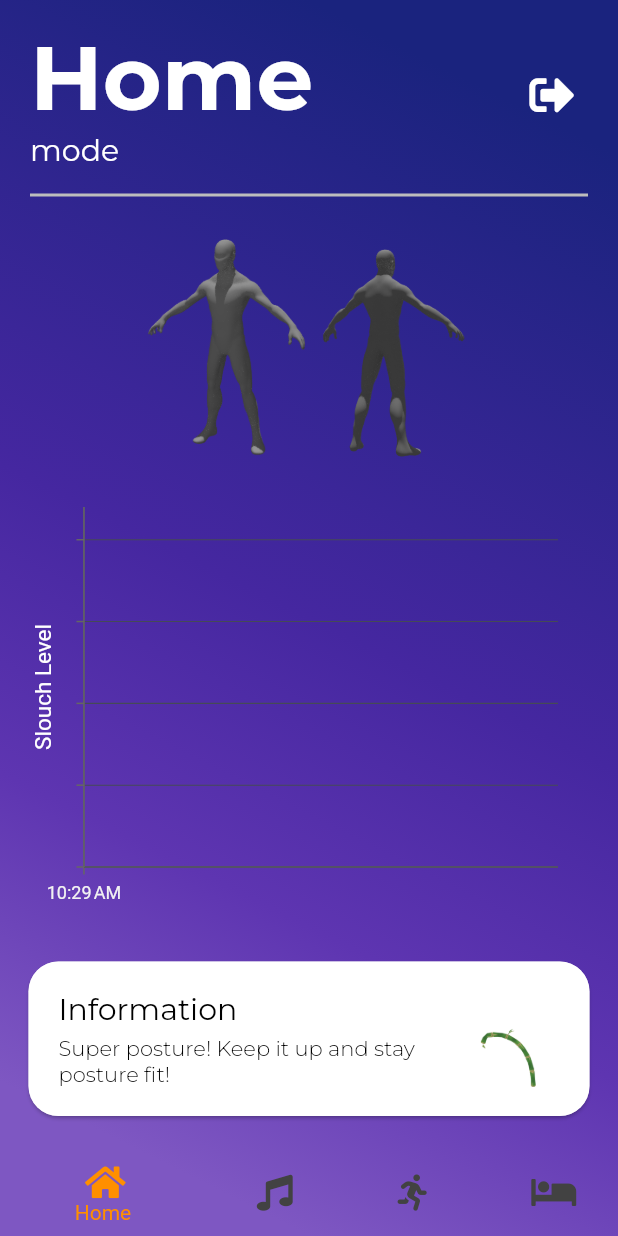
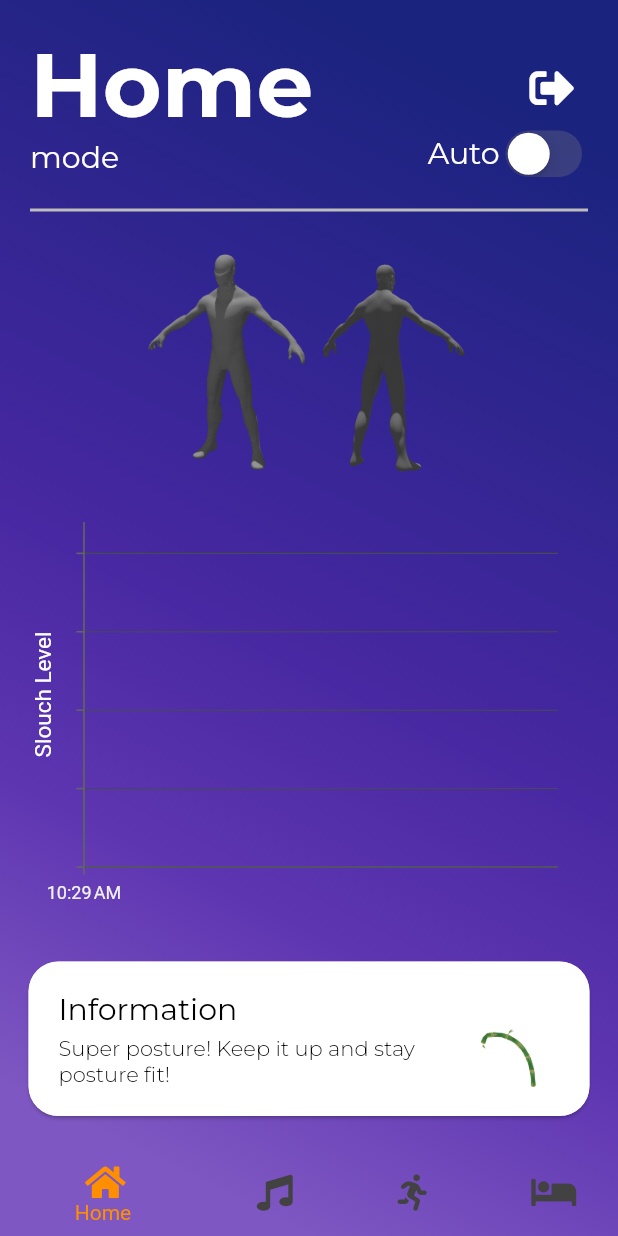
Before and after one commit to zenasgram/Bamboo, a Flutter app: the HomeScreen screen opened directly, on a phone screen of 412 x 824 dp. Run offline on Flutter 3.47's test engine with Material 2 defaults, Android fonts, the phone set to English and light mode, and no system bars; drawn by our look-alikes of overlay_support; our stand-ins replace animated_text_kit, cloud_firestore, firebase_auth, firebase_core, firebase_database, font_awesome_flutter and 3 more; missing offline and left inert: mqtt_client, syncfusion_flutter_core; accounts and stored records are empty.

Commit message:
auto mode added

```diff
--- a/lib/constants.dart
+++ b/lib/constants.dart
@@ -185,9 +185,9 @@ Map<String, int> thresholdMap = {
 };
 
 Map<String, int> sensitivityMap = {
-  'Home': 15,
-  'Music': 3,
-  'Sports': 9,
+  'Home': 20,
+  'Music': 6,
+  'Sports': 15,
   'Sleep': 30,
 };
 
--- a/lib/screens/home_screen.dart
+++ b/lib/screens/home_screen.dart
@@ -10,6 +10,7 @@ import 'package:flutter/material.dart';
 import 'package:font_awesome_flutter/font_awesome_flutter.dart';
 import 'package:google_fonts/google_fonts.dart';
 import 'package:overlay_support/overlay_support.dart';
+import 'package:flutter/cupertino.dart';
 
 import 'package:bamboo/constants.dart';
 import 'package:bamboo/models/mqtt.dart';
@@ -43,15 +44,17 @@ class _HomeScreenState extends State<HomeScreen> {
       if (pt != null) {
         sim.backFlexData(pt);
       }
-      if (newPageIndex != pageIndex) {
-        pageIndex = newPageIndex;
-        _onItemTapped(pageIndex);
-      }
     });
 
     //Screen Refresh Rate (Should be faster than sensor rate)
-    Timer.periodic(Duration(seconds: 1), (timer) {
+    Timer.periodic(Duration(milliseconds: 500), (timer) {
       setState(() {
+        //automode selector
+        if (newPageIndex != pageIndex && autoMode == true) {
+          pageIndex = newPageIndex;
+          _onItemTappedAuto(pageIndex);
+        }
+
         if (warningStatus == true && alreadySet == false) {
           alreadySet = true;
           showOverlayNotification(
@@ -178,10 +181,26 @@ class _HomeScreenState extends State<HomeScreen> {
   //Mode Selector
   String modeTitle = 'Home';
 
+  bool autoMode = false;
+
   void _onItemTapped(int index) {
     setState(() {
       pageIndex = index;
       modeTitle = modeDict[index];
+      autoMode = false;
+
+      if (index == 0) {
+      } else if (index == 1) {
+      } else if (index == 2) {
+      } else if (index == 3) {}
+    });
+  }
+
+  void _onItemTappedAuto(int index) {
+    setState(() {
+      pageIndex = index;
+      modeTitle = modeDict[index];
+      autoMode = true;
 
       if (index == 0) {
       } else if (index == 1) {
@@ -266,6 +285,13 @@ class _HomeScreenState extends State<HomeScreen> {
                         ),
                       ],
                     ),
+                    Column(
+                      mainAxisAlignment: MainAxisAlignment.end,
+                      crossAxisAlignment: CrossAxisAlignment.end,
+                      children: <Widget>[
+                        SizedBox(
+                          height: 20,
+                        ),
                         IconButton(
                             icon: Icon(FontAwesomeIcons.signOutAlt),
                             iconSize: 30,
@@ -274,6 +300,29 @@ class _HomeScreenState extends State<HomeScreen> {
                               _auth.signOut();
                               Navigator.pop(context);
                             }),
+                        Row(
+                          children: <Widget>[
+                            Text(
+                              'Auto',
+                              style: GoogleFonts.montserrat(
+                                textStyle: Theme.of(context).textTheme.display1,
+                                fontSize: 20,
+                                fontWeight: FontWeight.w400,
+                                fontStyle: FontStyle.normal,
+                              ),
+                            ),
+                            CupertinoSwitch(
+                              value: autoMode,
+                              onChanged: (bool value) {
+                                setState(() {
+                                  autoMode = value;
+                                });
+                              },
+                            ),
+                          ],
+                        ),
+                      ],
+                    ),
                   ],
                 ),
               ),
@@ -314,17 +363,17 @@ class _HomeScreenState extends State<HomeScreen> {
 
                   if (snapshot.hasData) {
                     List<ChartData> chartData = <ChartData>[];
+                    List<String> modeData = [];
                     Map<dynamic, dynamic> map = snapshot.data.snapshot.value;
                     map.forEach((dynamic, v) {
-                      ChartData thresData = ChartData(
-                          xValue: Timestamp.fromDate(DateTime.now()),
-                          yValue: threshold);
+                      ChartData thresData =
+                          ChartData(xValue: Timestamp.now(), yValue: threshold);
                       thresholdVisual.add(thresData);
 
                       ChartData dataItem = ChartData.fromMap(v);
-
-                      if (dataItem.mode != null) {
-                        newPageIndex = modeToIndexMap[dataItem.mode];
+                      modeData.add(dataItem.mode);
+                      if (modeData.last != null) {
+                        newPageIndex = modeToIndexMap[modeData.last];
                       }
                       chartData.add(dataItem);
 
@@ -398,8 +447,9 @@ class _HomeScreenState extends State<HomeScreen> {
                                 animationDuration: 0,
                                 color: Colors.tealAccent,
                                 dataSource: thresholdVisual,
-                                xValueMapper: (ChartData data, _) =>
-                                    data.xValue,
+                                xValueMapper: (ChartData data, _) {
+                                  return data.xValue;
+                                },
                                 yValueMapper: (ChartData data, _) =>
                                     data.yValue),
                           ],
```
Also changed, not shown: lib/models/simulator.dart (+5 -4 lines). Lines whose indentation alone changed are shown as unchanged.
